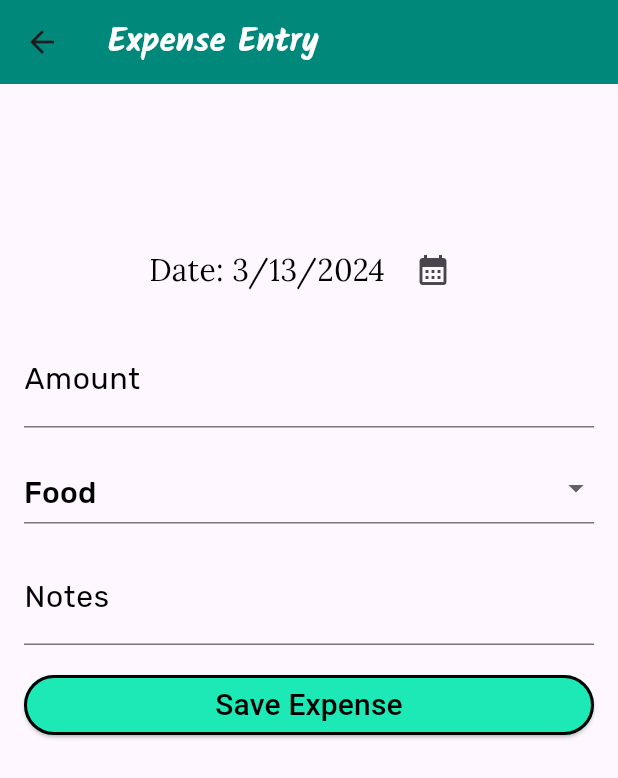
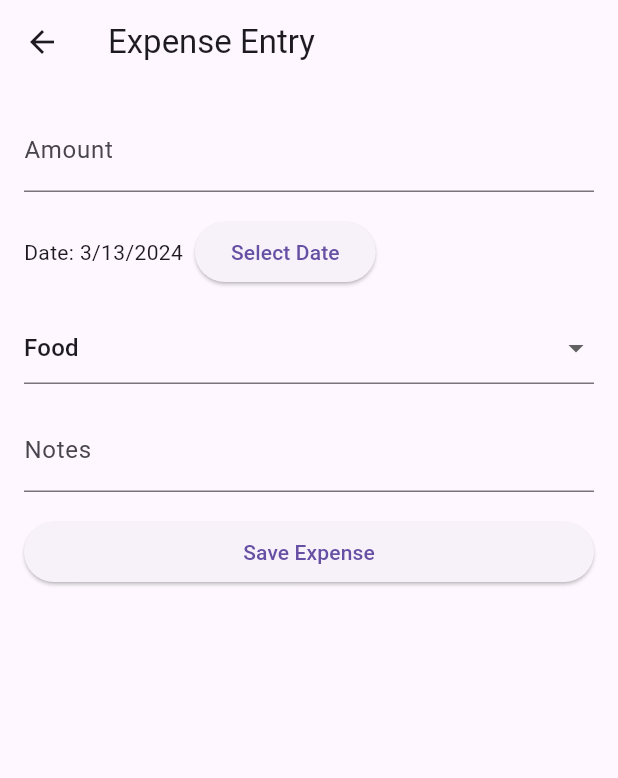
Before and after one commit to CSC4360Spring2024/Project1, a Flutter app: the ExpenseEntryScreen screen opened directly, on a phone screen of 412 x 824 dp. Shown: the top 778 px of the screen. Run offline on Flutter 3.47's test engine with Material 3 defaults, Android fonts, the phone set to English and light mode, and no system bars; our stand-ins replace charts_flutter, google_fonts, sqflite; accounts and stored records are empty.

Commit message:
Revert "This is the expense entry screen UI"

```diff
--- a/lib/screens/expense_entry_screen.dart
+++ b/lib/screens/expense_entry_screen.dart
@@ -1,5 +1,4 @@
 import 'package:flutter/material.dart';
-import 'package:google_fonts/google_fonts.dart';
 import 'package:intl/intl.dart';
 import '../controllers/expense_entry_controller.dart';
 
@@ -14,75 +13,37 @@
   @override
   Widget build(BuildContext context) {
     return Scaffold(
-      //backgroundColor: Colors.teal[300],
       appBar: AppBar(
-        title: Text(
-          'Expense Entry',
-          style: GoogleFonts.kalam(
-            color: Colors.white,
-            fontWeight: FontWeight.bold,
-          ),
-        ),
-        backgroundColor: Colors.teal[600],
+        title: Text('Expense Entry'),
       ),
       body: SingleChildScrollView(
-        padding: EdgeInsets.only(top: 100, left: 16.0, right: 16.0, bottom: 16.0),
+        padding: EdgeInsets.all(16.0),
         child: Column(
           crossAxisAlignment: CrossAxisAlignment.stretch,
           children: <Widget>[
-            SizedBox(width: 20.0),
-            Center(
-              child: Row(
-                mainAxisAlignment: MainAxisAlignment.center,
-                children: <Widget>[
-                  Text(
-                    'Date: ${DateFormat.yMd().format(_controller.selectedDate)}',
-                    style: GoogleFonts.lora(
-                      color: Colors.black,
-                      fontSize: 20,
-                      //fontWeight: FontWeight.bold,
-                    ),
-                  ),
-                  SizedBox(width: 8.0),
-                  IconButton(
-                    icon: Icon(Icons.calendar_month),
-                    onPressed: () async {
-                      await _controller.selectDate(context);
-                      setState(() {}); // Update the screen after date selection
-                    },
-                  ),
-                ],
-              ),
-            ),
-            SizedBox(height: 16.0),
             TextField(
               controller: _controller.amountController,
               keyboardType: TextInputType.number,
-              decoration: InputDecoration(
-                labelText: 'Amount',
-                labelStyle: GoogleFonts.rubik(
-                  color: Colors.black,
-                  fontSize: 20,
-                  //fontWeight: FontWeight.bold,
+              decoration: InputDecoration(labelText: 'Amount'),
+            ),
+            SizedBox(height: 16.0),
+            Row(
+              children: <Widget>[
+                Text('Date: ${DateFormat.yMd().format(_controller.selectedDate)}'),
+                SizedBox(width: 8.0),
+                ElevatedButton(
+                  child: Text('Select Date'),
+                  onPressed: () async {
+                    await _controller.selectDate(context);
+                    setState(() {}); // Update the screen after date selection
+                  },
                 ),
-              ),
-              style: GoogleFonts.rubik(
-                color: Colors.black,
-                fontSize: 20,
-                //fontWeight: FontWeight.bold,
-              ),
+              ],
             ),
             SizedBox(height: 16.0),
             DropdownButtonFormField(
               value: _controller.selectedCategory,
-              hint: Text(
-                'Category',
-                style: GoogleFonts.rubik(
-                  color: Colors.black,
-                  fontSize: 20,
-                  //fontWeight: FontWeight.bold,
-                ),
-              ),
+              hint: Text('Category'),
               onChanged: (value) {
                 setState(() {
                   _controller.selectedCategory = value.toString();
@@ -92,51 +53,18 @@
                   .map<DropdownMenuItem<String>>((String value) {
                 return DropdownMenuItem<String>(
                   value: value,
-                  child: Text(
-                    value,
-                    style: GoogleFonts.rubik(
-                      color: Colors.black,
-                      fontSize: 20,
-                      //fontWeight: FontWeight.bold,
-                    ),
-                  ),
+                  child: Text(value),
                 );
               }).toList(),
             ),
             SizedBox(height: 16.0),
             TextField(
               controller: _controller.notesController,
-              decoration: InputDecoration(
-                labelText: 'Notes',
-                labelStyle: GoogleFonts.rubik(
-                  color: Colors.black,
-                  fontSize: 20,
-                  //fontWeight: FontWeight.bold,
-                ),
-              ),
-              style: GoogleFonts.rubik(
-                color: Colors.black,
-                fontSize: 20,
-                //fontWeight: FontWeight.bold,
-              ),
+              decoration: InputDecoration(labelText: 'Notes'),
             ),
             SizedBox(height: 16.0),
             ElevatedButton(
-              style: ElevatedButton.styleFrom(
-                backgroundColor: Colors.tealAccent[400],
-                side: BorderSide(
-                  color: Colors.black,
-                  width: 2.0
-                ), // Add a black border
-              ),
-              child: Text(
-                'Save Expense',
-                style: GoogleFonts.ibmPlexSansArabic(
-                  color: Colors.black,
-                  fontSize: 20,
-                  //fontWeight: FontWeight.bold,
-                ),
-              ),
+              child: Text('Save Expense'),
               onPressed: () {
                 _controller.saveExpense(context);
               },
```
